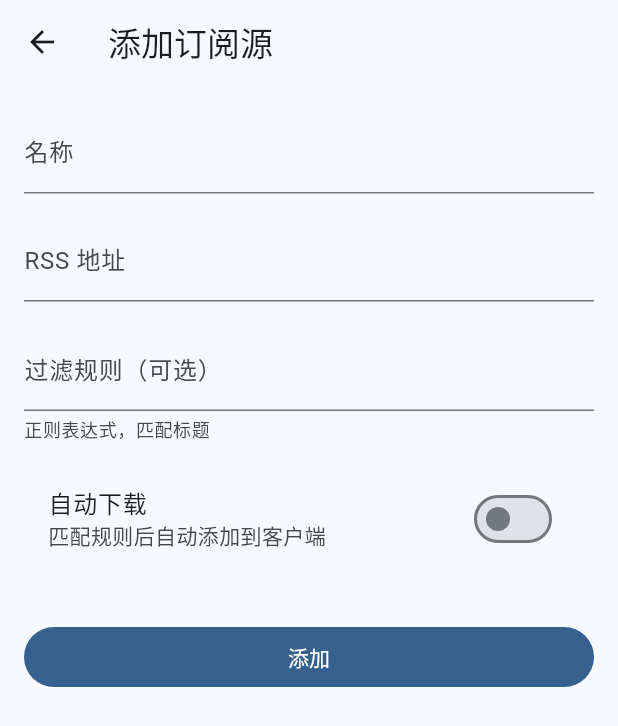
After one commit to zengliming/bit-manager, a Flutter app: the screen it shows after launch, item 2 of the bottom bar chosen, after a tap on the "add" icon, on a phone screen of 412 x 824 dp. The commit adds this screen. Shown: the top 726 px of the screen. Run offline on Flutter 3.47's test engine with Material 3 defaults, Android fonts, the phone set to English and light mode, and no system bars; our stand-ins replace dio, flutter_secure_storage, shared_preferences.

Commit message:
feat: add RSS management screens
Add RssSourcesScreen (overwrite stub), RssSourceFormScreen (add/edit RSS sources), and RssItemsScreen (view items with batch download support).

```diff
--- /dev/null
+++ b/lib/screens/rss_source_form_screen.dart
@@ -0,0 +1,141 @@
+import 'package:flutter/material.dart';
+import 'package:provider/provider.dart';
+import 'package:uuid/uuid.dart';
+import '../models/rss_source.dart';
+import '../providers/rss_provider.dart';
+import '../providers/client_provider.dart';
+
+class RssSourceFormScreen extends StatefulWidget {
+  final RssSource? source;
+  const RssSourceFormScreen({super.key, this.source});
+
+  @override
+  State<RssSourceFormScreen> createState() => _RssSourceFormScreenState();
+}
+
+class _RssSourceFormScreenState extends State<RssSourceFormScreen> {
+  final _formKey = GlobalKey<FormState>();
+  late final TextEditingController _nameCtrl;
+  late final TextEditingController _urlCtrl;
+  late final TextEditingController _filterCtrl;
+  late bool _autoDownload;
+  late String? _assignedClientId;
+  late int _refreshInterval;
+
+  bool get isEditing => widget.source != null;
+
+  @override
+  void initState() {
+    super.initState();
+    final s = widget.source;
+    _nameCtrl = TextEditingController(text: s?.name ?? '');
+    _urlCtrl = TextEditingController(text: s?.url ?? '');
+    _filterCtrl = TextEditingController(text: s?.filterRegex ?? '');
+    _autoDownload = s?.autoDownload ?? false;
+    _assignedClientId = s?.assignedClientId;
+    _refreshInterval = s?.refreshIntervalMinutes ?? 15;
+  }
+
+  @override
+  void dispose() {
+    _nameCtrl.dispose();
+    _urlCtrl.dispose();
+    _filterCtrl.dispose();
+    super.dispose();
+  }
+
+  @override
+  Widget build(BuildContext context) {
+    return Scaffold(
+      appBar: AppBar(title: Text(isEditing ? '编辑订阅源' : '添加订阅源')),
+      body: Form(
+        key: _formKey,
+        child: ListView(
+          padding: const EdgeInsets.all(16),
+          children: [
+            TextFormField(
+              controller: _nameCtrl,
+              decoration: const InputDecoration(labelText: '名称', hintText: '例如: 动漫花园'),
+              validator: (v) => (v == null || v.trim().isEmpty) ? '请输入名称' : null,
+            ),
+            const SizedBox(height: 16),
+            TextFormField(
+              controller: _urlCtrl,
+              decoration: const InputDecoration(labelText: 'RSS 地址'),
+              validator: (v) => (v == null || v.trim().isEmpty) ? '请输入 RSS 地址' : null,
+            ),
+            const SizedBox(height: 16),
+            TextFormField(
+              controller: _filterCtrl,
+              decoration: const InputDecoration(
+                labelText: '过滤规则（可选）',
+                hintText: '例如: 1080p|4K.*CHS',
+                helperText: '正则表达式，匹配标题',
+              ),
+            ),
+            const SizedBox(height: 16),
+            SwitchListTile(
+              title: const Text('自动下载'),
+              subtitle: const Text('匹配规则后自动添加到客户端'),
+              value: _autoDownload,
+              onChanged: (v) => setState(() => _autoDownload = v),
+            ),
+            if (_autoDownload) ...[
+              const SizedBox(height: 8),
+              Consumer<ClientProvider>(
+                builder: (context, cp, _) => DropdownButtonFormField<String>(
+                  initialValue: _assignedClientId,
+                  decoration: const InputDecoration(labelText: '目标客户端'),
+                  items: cp.clients.where((c) => c.isActive).map((c) =>
+                    DropdownMenuItem(value: c.id, child: Text(c.name))
+                  ).toList(),
+                  onChanged: (v) => _assignedClientId = v,
+                  validator: (v) => _autoDownload && v == null ? '请选择客户端' : null,
+                ),
+              ),
+              const SizedBox(height: 16),
+              DropdownButtonFormField<int>(
+                initialValue: _refreshInterval,
+                decoration: const InputDecoration(labelText: '刷新间隔（分钟）'),
+                items: [5, 10, 15, 30, 60].map((m) =>
+                  DropdownMenuItem(value: m, child: Text('$m 分钟'))
+                ).toList(),
+                onChanged: (v) {
+                  if (v != null) setState(() => _refreshInterval = v);
+                },
+              ),
+            ],
+            const SizedBox(height: 32),
+            FilledButton(
+              onPressed: _submit,
+              child: Text(isEditing ? '保存' : '添加'),
+            ),
+          ],
+        ),
+      ),
+    );
+  }
+
+  Future<void> _submit() async {
+    if (!_formKey.currentState!.validate()) return;
+
+    final provider = context.read<RssProvider>();
+    final source = RssSource(
+      id: widget.source?.id ?? const Uuid().v4(),
+      name: _nameCtrl.text.trim(),
+      url: _urlCtrl.text.trim(),
+      filterRegex: _filterCtrl.text.trim().isEmpty ? null : _filterCtrl.text.trim(),
+      autoDownload: _autoDownload,
+      assignedClientId: _assignedClientId,
+      refreshIntervalMinutes: _refreshInterval,
+    );
+
+    if (isEditing) {
+      await provider.updateSource(widget.source!.id, source);
+    } else {
+      await provider.addSource(source);
+    }
+
+    if (mounted) Navigator.pop(context);
+  }
+}
--- a/lib/screens/rss_sources_screen.dart
+++ b/lib/screens/rss_sources_screen.dart
@@ -1,4 +1,9 @@
 import 'package:flutter/material.dart';
+import 'package:provider/provider.dart';
+import '../providers/rss_provider.dart';
+import '../widgets/rss_source_tile.dart';
+import 'rss_source_form_screen.dart';
+import 'rss_items_screen.dart';
 
 class RssSourcesScreen extends StatelessWidget {
   const RssSourcesScreen({super.key});
@@ -7,7 +12,43 @@ class RssSourcesScreen extends StatelessWidget {
   Widget build(BuildContext context) {
     return Scaffold(
       appBar: AppBar(title: const Text('RSS 订阅')),
-      body: const Center(child: Text('RSS Sources - Coming Soon')),
+      body: Consumer<RssProvider>(
+        builder: (context, provider, _) {
+          if (provider.sources.isEmpty) {
+            return Center(
+              child: Column(
+                mainAxisAlignment: MainAxisAlignment.center,
+                children: [
+                  const Icon(Icons.rss_feed, size: 64, color: Colors.grey),
+                  const SizedBox(height: 16),
+                  Text('还没有添加 RSS 订阅源', style: TextStyle(color: Colors.grey[600])),
+                ],
+              ),
+            );
+          }
+          return RefreshIndicator(
+            onRefresh: () async {
+              // RSS auto-refresh handled by RefreshService
+            },
+            child: ListView.builder(
+              itemCount: provider.sources.length,
+              itemBuilder: (context, index) {
+                final source = provider.sources[index];
+                return RssSourceTile(
+                  source: source,
+                  onTap: () => Navigator.push(context, MaterialPageRoute(
+                    builder: (_) => RssItemsScreen(source: source),
+                  )),
+                );
+              },
+            ),
+          );
+        },
+      ),
+      floatingActionButton: FloatingActionButton(
+        child: const Icon(Icons.add),
+        onPressed: () => Navigator.push(context, MaterialPageRoute(builder: (_) => const RssSourceFormScreen())),
+      ),
     );
   }
 }
```
Also changed, not shown: lib/screens/rss_items_screen.dart (added, +182 -0 lines).
